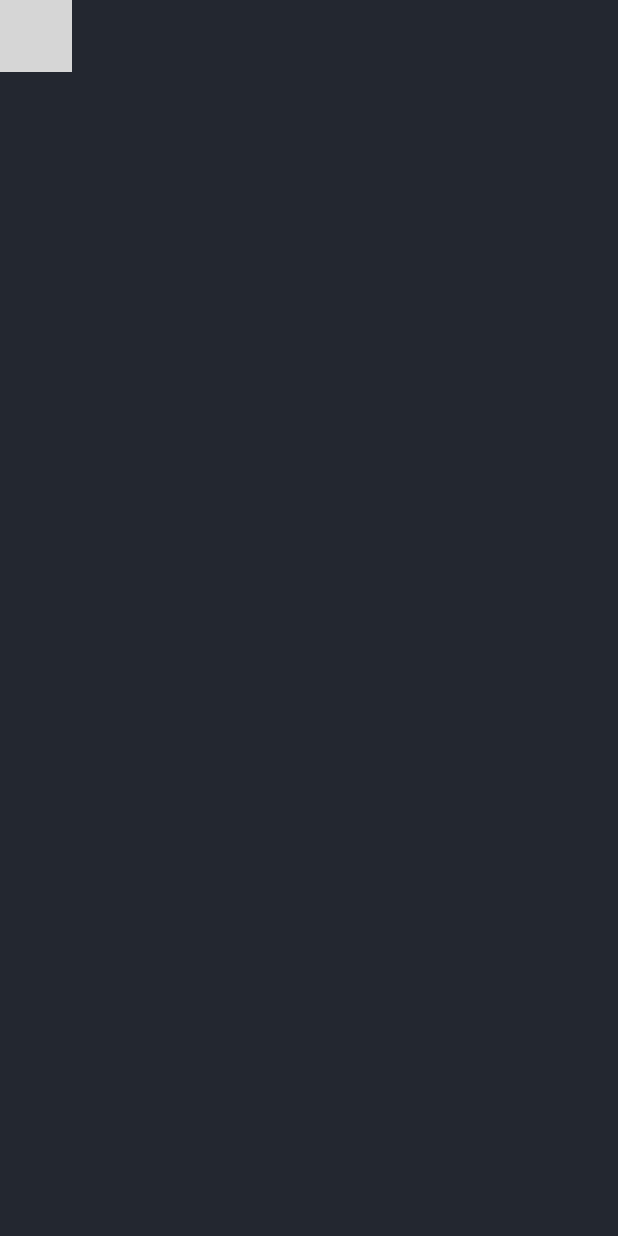
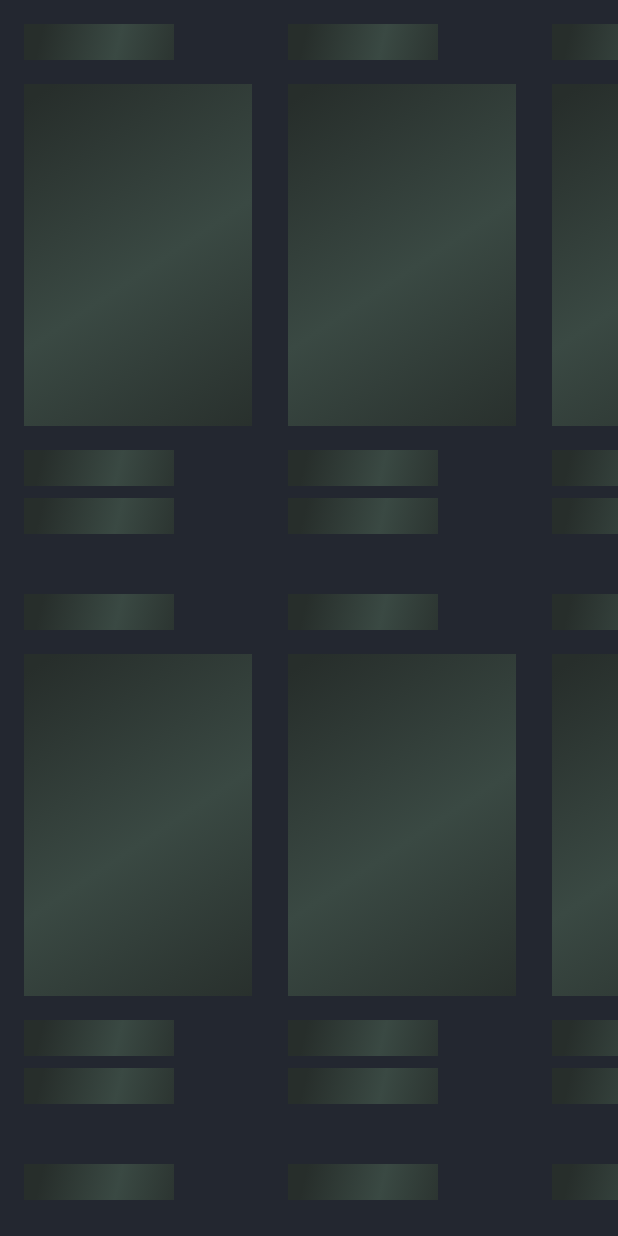
Before and after one commit to tcse9/OpenMindValley, an Android app built with Jetpack Compose: the screen it shows after launch (MainActivity), on a phone screen of 412 x 824 dp. Run offline under Robolectric (Android 15) with nearby library versions, the phone set to English and light mode, and no system bars; our stand-ins replace Dagger/Hilt's generated code, Shimmer; pictures from the network do not load; 5 statements that could not run were skipped; grey boxes are pictures that could not be loaded.

Commit message:
added shimmer for efficient loader view, some other changes are done.

```diff
--- a/app/src/main/java/com/openmindvalley/android/app/presentation/composables/MainComposables.kt
+++ b/app/src/main/java/com/openmindvalley/android/app/presentation/composables/MainComposables.kt
@@ -5,6 +5,7 @@ import androidx.compose.animation.core.animateFloatAsState
 import androidx.compose.animation.core.tween
 import androidx.compose.foundation.background
 import androidx.compose.foundation.clickable
+import androidx.compose.foundation.horizontalScroll
 import androidx.compose.foundation.layout.Arrangement
 import androidx.compose.foundation.layout.Box
 import androidx.compose.foundation.layout.Column
@@ -22,6 +23,7 @@ import androidx.compose.foundation.layout.width
 import androidx.compose.foundation.lazy.LazyColumn
 import androidx.compose.foundation.lazy.LazyRow
 import androidx.compose.foundation.lazy.itemsIndexed
+import androidx.compose.foundation.rememberScrollState
 import androidx.compose.foundation.shape.CircleShape
 import androidx.compose.foundation.shape.RoundedCornerShape
 import androidx.compose.material.icons.Icons
@@ -52,7 +54,6 @@ import androidx.compose.ui.graphics.Color
 import androidx.compose.ui.input.nestedscroll.nestedScroll
 import androidx.compose.ui.layout.ContentScale
 import androidx.compose.ui.platform.LocalContext
-import androidx.compose.ui.res.painterResource
 import androidx.compose.ui.res.stringResource
 import androidx.compose.ui.text.style.TextAlign
 import androidx.compose.ui.text.style.TextOverflow
@@ -79,10 +80,15 @@ import com.openmindvalley.android.app.presentation.theme.ThumbnailSubtitleSecond
 import com.openmindvalley.android.app.presentation.theme.ThumbnailTitle
 import com.openmindvalley.android.app.presentation.viewmodels.MainViewModel
 import com.openmindvalley.android.app.utils.isNotNullOrEmpty
+import com.openmindvalley.android.app.utils.viewutils.shimmerEffect
 
 @Composable
 fun RootView(paddingValues: PaddingValues, viewModel: MainViewModel = hiltViewModel()) {
-    Channel(modifier = Modifier.padding(paddingValues), viewModel = viewModel)
+    if (!viewModel.isAllDataLoaded) {
+        ShimmerLoader()
+    } else {
+        Channel(modifier = Modifier.padding(paddingValues), viewModel = viewModel)
+    }
 }
 
 @Composable
@@ -133,8 +139,8 @@ fun Channel(modifier: Modifier, viewModel: MainViewModel) {
             val mediaList = viewModel.mediaStateChannel.value.data
 
             if (viewModel.mediaStateNewEpisode.value.error != null
-                || viewModel.mediaStateChannel.value.error != null
-                || viewModel.mediaStateCategories.value.error != null
+                && viewModel.mediaStateChannel.value.error != null
+                && viewModel.mediaStateCategories.value.error != null
             ) {
                 item {
                     ErrorView(errorMessage = stringResource(R.string.generic_something_went_wrong)) {
@@ -150,7 +156,7 @@ fun Channel(modifier: Modifier, viewModel: MainViewModel) {
                         NewEpisode(mediaList = newEpisode)
                     }
                     item {
-                        HorizontalDivider(modifier = Modifier.padding(start = 16.dp, end = 16.dp, bottom = 16.dp), color = MaterialTheme.colorScheme.tertiary, thickness = 1.dp)
+                        HorizontalDivider(modifier = Modifier.padding(all = 16.dp), color = MaterialTheme.colorScheme.tertiary, thickness = 1.dp)
                     }
 
                     itemsIndexed(mediaList!!) { index, item ->
@@ -186,7 +192,7 @@ fun Channel(modifier: Modifier, viewModel: MainViewModel) {
 }
 
 @Composable
-fun ChannelHeader(title: String, subTitle: String?) {
+fun ChannelHeader(title: String, subTitle: String?, iconUrl: String? = null) {
     Row(
         modifier = Modifier
             .fillMaxWidth()
@@ -205,11 +211,16 @@ fun ChannelHeader(title: String, subTitle: String?) {
                     )
                 ), contentAlignment = Alignment.Center
         ) {
-            Icon(
-                modifier = Modifier.size(size = 32.dp),
-                painter = painterResource(id = R.drawable.channel_header1),
-                tint = Color.White,
-                contentDescription = null
+
+            val request = ImageRequest.Builder(LocalContext.current)
+                .data(iconUrl)
+                .placeholder(R.drawable.default_header_icon)
+                .error(R.drawable.default_header_icon)
+                .build()
+
+            AsyncImage(
+                model = request,
+                contentDescription = null,
             )
         }
         Spacer(modifier = Modifier.width(width = 16.dp))
@@ -254,8 +265,12 @@ fun ChannelRow(thumbnailItems: List<ThumbnailItem>?) {
 
 @Composable
 fun Thumbnail(isPortrait: Boolean = true, imageUrl: String? = null, title: String? = null, subTitle: String? = null) {
-    var thumbnailWidth = 152.dp
-    var thumbnailHeight = 228.dp
+    var thumbnailWidth by remember {
+        mutableStateOf(152.dp)
+    }
+    var thumbnailHeight by remember {
+        mutableStateOf(228.dp)
+    }
     if (!isPortrait) {
         thumbnailWidth = 320.dp
         thumbnailHeight = 172.dp
@@ -438,3 +453,58 @@ fun Prev_NewEpisode() {
         NewEpisode(mediaList = null)
     }
 }
+
+@Composable
+@Preview
+fun ShimmerLoader() {
+    Column {
+        repeat(10) {
+            Row(modifier = Modifier.horizontalScroll(state = rememberScrollState())) {
+                repeat(5) {
+                    LoaderThumbnail()
+                }
+            }
+        }
+    }
+}
+
+@Composable
+@Preview
+fun LoaderThumbnail() {
+    val thumbnailWidth by remember {
+        mutableStateOf(152.dp)
+    }
+    val thumbnailHeight by remember {
+        mutableStateOf(228.dp)
+    }
+    val titleWidth by remember {
+        mutableStateOf(100.dp)
+    }
+
+    val titleHeight by remember {
+        mutableStateOf(24.dp)
+    }
+
+    Column(modifier = Modifier.padding(start = 16.dp, top = 16.dp, end = 8.dp, bottom = 16.dp)) {
+        Box(modifier = Modifier
+            .width(titleWidth)
+            .height(titleHeight)
+            .shimmerEffect())
+        Spacer(modifier = Modifier.height(16.dp))
+        Box(modifier = Modifier
+            .size(width = thumbnailWidth, height = thumbnailHeight)
+            .shimmerEffect())
+        Spacer(modifier = Modifier.height(16.dp))
+        Box(modifier = Modifier
+            .width(titleWidth)
+            .height(titleHeight)
+            .shimmerEffect())
+        Spacer(modifier = Modifier.height(8.dp))
+        Box(modifier = Modifier
+            .width(titleWidth)
+            .height(titleHeight)
+            .shimmerEffect())
+        Spacer(modifier = Modifier.height(8.dp))
+    }
+
+}
--- a/app/src/main/java/com/openmindvalley/android/app/presentation/viewmodels/MainViewModel.kt
+++ b/app/src/main/java/com/openmindvalley/android/app/presentation/viewmodels/MainViewModel.kt
@@ -8,6 +8,7 @@ import com.openmindvalley.android.app.domain.use_case.MediaDataByUseCase
 import com.openmindvalley.android.app.presentation.state.MediaState
 import com.openmindvalley.android.app.utils.NetworkUtils
 import com.openmindvalley.android.app.utils.Resource
+import com.openmindvalley.android.app.utils.isNotNullOrEmpty
 import dagger.hilt.android.lifecycle.HiltViewModel
 import kotlinx.coroutines.flow.launchIn
 import kotlinx.coroutines.flow.onEach
@@ -23,6 +24,13 @@ class MainViewModel @Inject constructor(private val mediaDataByUseCase: MediaDat
 
     private val _mediaStateCategories = mutableStateOf(MediaState(isLoading = false))
     val mediaStateCategories: State<MediaState> = _mediaStateCategories
+
+    val isAllDataLoaded: Boolean
+        get() {
+            return (_mediaStateNewEpisode.value.data.isNotNullOrEmpty()
+                    && _mediaStateChannel.value.data.isNotNullOrEmpty()
+                    && _mediaStateCategories.value.data.isNotNullOrEmpty())
+        }
 
     private fun getMediaNewEpisode(mediaType: String) {
         mediaDataByUseCase(mediaType).onEach { result ->
--- /dev/null
+++ b/app/src/main/java/com/openmindvalley/android/app/utils/viewutils/ComposeHelper.kt
@@ -0,0 +1,44 @@
+package com.openmindvalley.android.app.utils.viewutils
+
+import androidx.compose.animation.core.animateFloat
+import androidx.compose.animation.core.infiniteRepeatable
+import androidx.compose.animation.core.rememberInfiniteTransition
+import androidx.compose.animation.core.tween
+import androidx.compose.foundation.background
+import androidx.compose.runtime.getValue
+import androidx.compose.runtime.mutableStateOf
+import androidx.compose.runtime.remember
+import androidx.compose.runtime.setValue
+import androidx.compose.ui.Modifier
+import androidx.compose.ui.composed
+import androidx.compose.ui.geometry.Offset
+import androidx.compose.ui.graphics.Brush
+import androidx.compose.ui.graphics.Color
+import androidx.compose.ui.layout.onGloballyPositioned
+import androidx.compose.ui.unit.IntSize
+
+fun Modifier.shimmerEffect(): Modifier = composed {
+    var size by remember { mutableStateOf(IntSize.Zero) }
+    val transition = rememberInfiniteTransition(label = "")
+    val startOffsetX by transition.animateFloat(
+        initialValue = 0f,
+        targetValue = 2 * size.width.toFloat(),
+        animationSpec = infiniteRepeatable(
+            animation = tween(1000)
+        ), label = ""
+    )
+
+    background(
+        brush = Brush.linearGradient(
+            colors = listOf(
+                Color(0xFF272E2B),
+                Color(0xFF3A4943),
+                Color(0xFF272E2B)
+            ),
+            start = Offset(startOffsetX, 0f),
+            end = Offset(startOffsetX + size.width.toFloat(), size.height.toFloat())
+        )
+    ).onGloballyPositioned {
+        size = it.size
+    }
+}
```
Also changed, not shown: app/src/main/res/drawable/default_header_icon.xml (renamed from app/src/main/res/drawable/channel_header1.xml).
